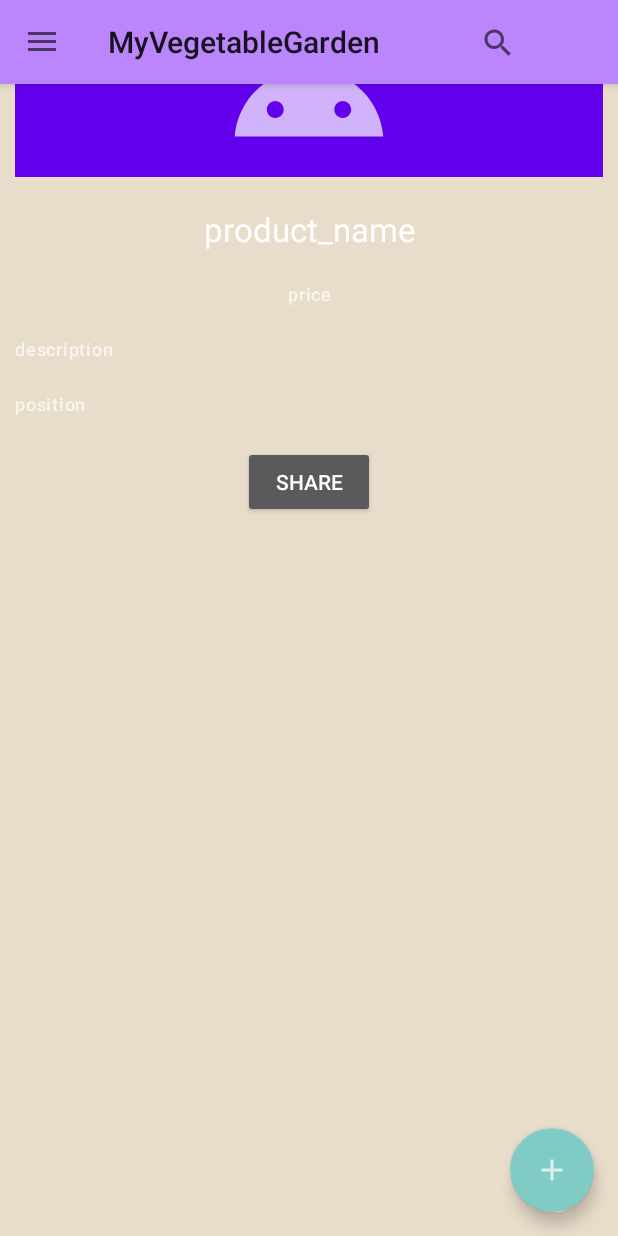
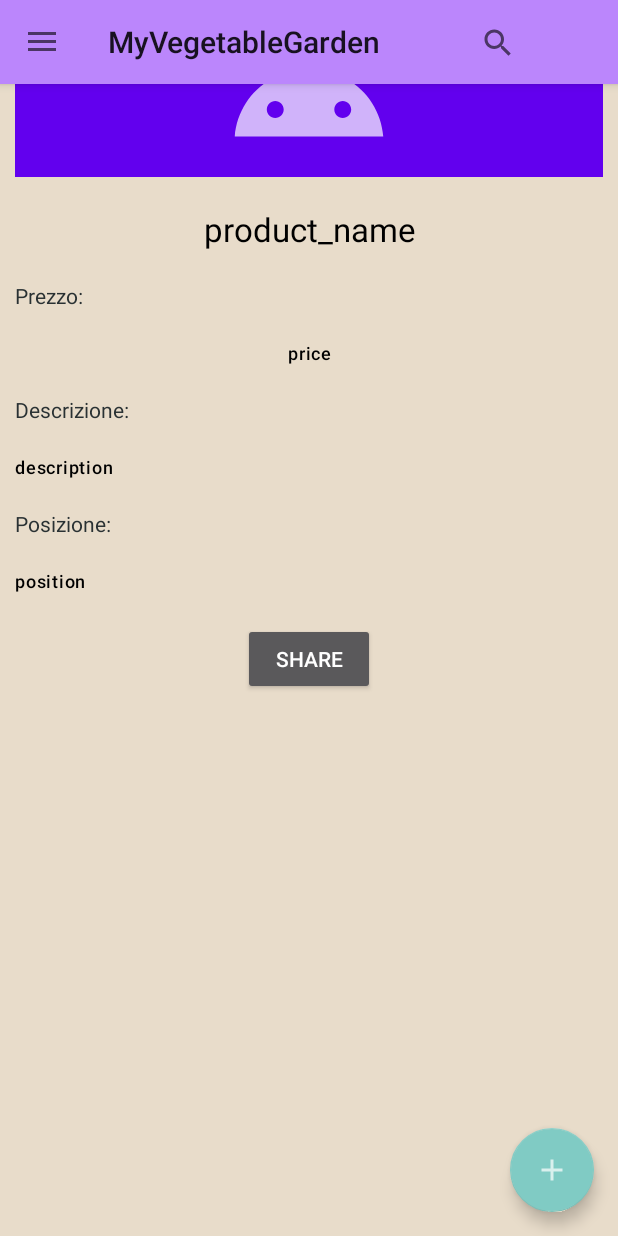
Before and after one commit to AlbertoDiGirolamo/ProgettoMobile_07-05, an Android app: the fragment DetailsFragment placed in its activity, in the side drawer, after a tap on "Message", on a phone screen of 412 x 824 dp. Run offline under Robolectric (Android 15) with nearby library versions, the phone set to English and light mode, and no system bars; our stand-ins replace Room's generated code; 1 statement that could not run was skipped.

```diff
--- a/app/src/main/java/com/example/progettomobile_07_05/HomeFragment.java
+++ b/app/src/main/java/com/example/progettomobile_07_05/HomeFragment.java
@@ -51,6 +51,7 @@ public class HomeFragment extends Fragment  implements OnItemListener {
     public void onViewCreated(@NonNull View view, @Nullable Bundle savedInstanceState) {
 
         super.onViewCreated(view, savedInstanceState);
+
         MainActivity activity =(MainActivity) getActivity();
         if(activity != null){
             setRecyclerView(activity);
@@ -61,6 +62,8 @@ public class HomeFragment extends Fragment  implements OnItemListener {
                 public void onChanged(List<CardItem> cardItem) {
 
                     adapter.setData(cardItem);
+                    recyclerView.setAdapter(adapter);
+
                 }
             });
 
--- a/app/src/main/java/com/example/progettomobile_07_05/MainActivity.java
+++ b/app/src/main/java/com/example/progettomobile_07_05/MainActivity.java
@@ -10,6 +10,7 @@ import androidx.appcompat.widget.Toolbar;
 import androidx.core.view.GravityCompat;
 import androidx.drawerlayout.widget.DrawerLayout;
 import androidx.fragment.app.FragmentActivity;
+import androidx.lifecycle.Observer;
 import androidx.lifecycle.ViewModelProvider;
 import androidx.recyclerview.widget.RecyclerView;
 
@@ -25,11 +26,13 @@ import com.example.progettomobile_07_05.RecyclerView.CardAdapter;
 import com.google.android.material.floatingactionbutton.FloatingActionButton;
 import com.google.android.material.navigation.NavigationView;
 
+import java.util.List;
+
 public class MainActivity extends AppCompatActivity implements NavigationView.OnNavigationItemSelectedListener {
     private DrawerLayout drawer;
+    private AddViewModel addViewModel;
     private CardAdapter adapter;
-    private RecyclerView recyclerView;
-    private AddViewModel addViewModel;
+    private int actualPage;
 
 
     @Override
@@ -54,31 +57,19 @@ public class MainActivity extends AppCompatActivity implements NavigationView.On
         drawer.addDrawerListener(toggle);
         toggle.syncState();
 
-        if (savedInstanceState == null){
-            getSupportFragmentManager().beginTransaction().replace(R.id.fragment_container, new MessageFragment()).commit();
+        /*if (savedInstanceState == null){
+            getSupportFragmentManager().beginTransaction().replace(R.id.fragment_container,  new HomeFragment()).commit();
             //navigationView.setCheckedItem(R.id.nav_message);
-        }
+        }*/
+
+        addViewModel = new ViewModelProvider(this).get(AddViewModel.class);
+        actualPage = R.id.nav_home;
+        //getCardItemList
 
 
 
-        //Utilities.insertFragment(this, new HomeFragment(), HomeFragment.class.getSimpleName());
-        //setRecyclerView(this);
-
-
-        FragmentActivity activity = this;
-        //View view = findViewById(R.id.fab_add).getRootView();
-
-
-        addViewModel = new ViewModelProvider(this).get(AddViewModel.class);
-
 
     }
-
-
-    /*public void openDrawer( DrawerLayout drawer) {
-        //DrawerLayout drawer = (DrawerLayout) findViewById(R.id.drawer_layout);
-        drawer.openDrawer(GravityCompat.START);
-    }*/
 
 
 
@@ -96,16 +87,27 @@ public class MainActivity extends AppCompatActivity implements NavigationView.On
     public boolean onNavigationItemSelected(@NonNull MenuItem item) {
         switch (item.getItemId()){
             case R.id.nav_home:
-                getSupportFragmentManager().beginTransaction().replace(R.id.fragment_container, new HomeFragment()).commit();
-                break;
+                if (actualPage != R.id.nav_home) {
+                    getSupportFragmentManager().beginTransaction().replace(R.id.fragment_container, new HomeFragment()).commit();
+                    actualPage = R.id.nav_home;
+                }
+                    break;
             case R.id.nav_message:
-                getSupportFragmentManager().beginTransaction().replace(R.id.fragment_container, new MessageFragment()).commit();
+                if (actualPage != R.id.nav_message) {
+                    getSupportFragmentManager().beginTransaction().replace(R.id.fragment_container, new MessageFragment()).commit();
+                    actualPage = R.id.nav_message;
+                }
                 break;
             case R.id.nav_profile:
-                getSupportFragmentManager().beginTransaction().replace(R.id.fragment_container, new ProfileFragment()).commit();
+                if (actualPage != R.id.nav_profile) {
+                    getSupportFragmentManager().beginTransaction().replace(R.id.fragment_container, new ProfileFragment()).commit();
+                    actualPage = R.id.nav_profile;
+                }
                 break;
             case R.id.nav_share:
+
                 Toast.makeText(this, "Share", Toast.LENGTH_SHORT).show();
+
                 break;
         }
         drawer.closeDrawer(GravityCompat.START);
--- a/app/src/main/java/com/example/progettomobile_07_05/ViewModel/AddViewModel.java
+++ b/app/src/main/java/com/example/progettomobile_07_05/ViewModel/AddViewModel.java
@@ -40,6 +40,9 @@ public class AddViewModel extends AndroidViewModel {
     public void addCardItem(CardItem item){
         repository.addCardItem(item);
     }
+    public CardItemRepository getRepository(){
+        return repository;
+    }
 
 
 
--- a/app/src/main/res/layout/details.xml
+++ b/app/src/main/res/layout/details.xml
@@ -30,30 +30,54 @@
                 android:layout_height="wrap_content"
                 android:text="@string/product_name"
                 android:layout_margin="10dp"
+                android:textColor="@color/black"
                 android:textAlignment="center"
                 android:textAppearance="@style/TextAppearance.Material3.TitleLarge"/>
-
+            <TextView
+                android:text="Prezzo:"
+                android:textColor="@color/gray"
+                android:layout_width="match_parent"
+                android:layout_height="wrap_content"
+                android:layout_margin="10dp"
+                />
             <TextView
                 android:id="@+id/product_price"
                 android:layout_width="match_parent"
                 android:layout_height="wrap_content"
                 android:text="@string/price"
+                android:textColor="@color/black"
                 android:layout_margin="10dp"
                 android:textAlignment="center"
                 android:textAppearance="@style/TextAppearance.Material3.LabelMedium"/>
-
+            <TextView
+                android:text="Descrizione:"
+                android:textColor="@color/gray"
+                android:layout_width="match_parent"
+                android:layout_height="wrap_content"
+                android:layout_margin="10dp"
+                />
             <TextView
                 android:id="@+id/product_description"
                 android:layout_width="match_parent"
                 android:layout_height="wrap_content"
                 android:text="@string/description"
+                android:textColor="@color/black"
                 android:layout_margin="10dp"
                 android:textAppearance="@style/TextAppearance.Material3.LabelMedium"/>
+            <TextView
+                android:text="Posizione:"
+                android:textColor="@color/gray"
+                android:layout_width="match_parent"
+                android:layout_height="wrap_content"
+                android:layout_margin="10dp"
+                />
+
             <TextView
                 android:id="@+id/product_position"
                 android:layout_width="match_parent"
                 android:layout_height="wrap_content"
                 android:text="@string/position"
+                android:textColor="@color/black"
                 android:layout_margin="10dp"
                 android:textAppearance="@style/TextAppearance.Material3.LabelMedium"/>
 
--- a/app/src/main/res/layout/fragment_home.xml
+++ b/app/src/main/res/layout/fragment_home.xml
@@ -2,7 +2,9 @@
 <RelativeLayout xmlns:android="http://schemas.android.com/apk/res/android"
     android:layout_width="match_parent"
     android:layout_height="match_parent"
-    android:background="@android:color/holo_red_light">
+    android:background="@android:color/holo_red_light"
+    android:id="@+id/fragment_home">
+
 
     <include layout="@layout/list_card"></include>
 
--- a/app/src/main/res/values/colors.xml
+++ b/app/src/main/res/values/colors.xml
@@ -8,4 +8,5 @@
     <color name="black">#FF000000</color>
     <color name="white">#FFFFFFFF</color>
     <color name="cream">#E8DCCA</color>
+    <color name="gray">#293133</color>
 </resources>
```
